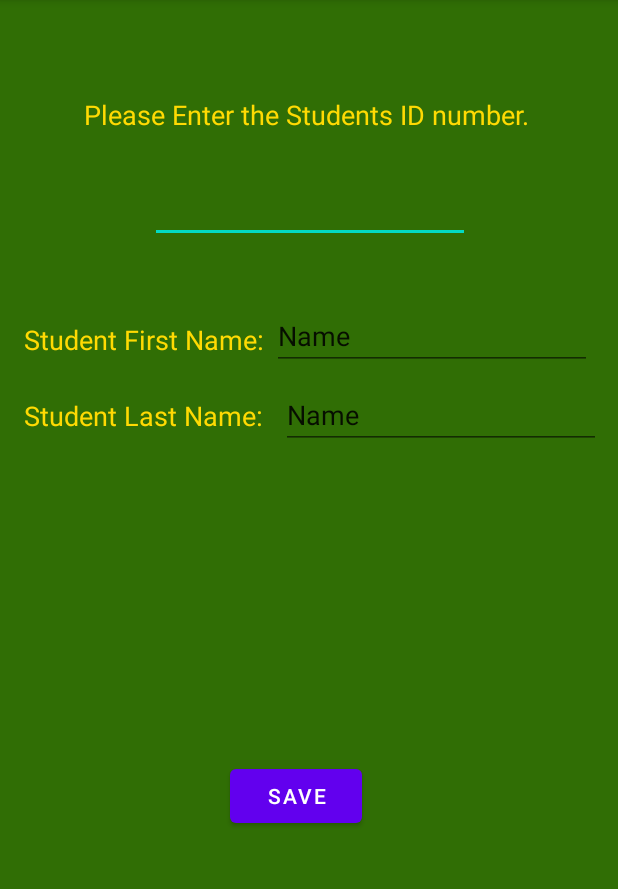
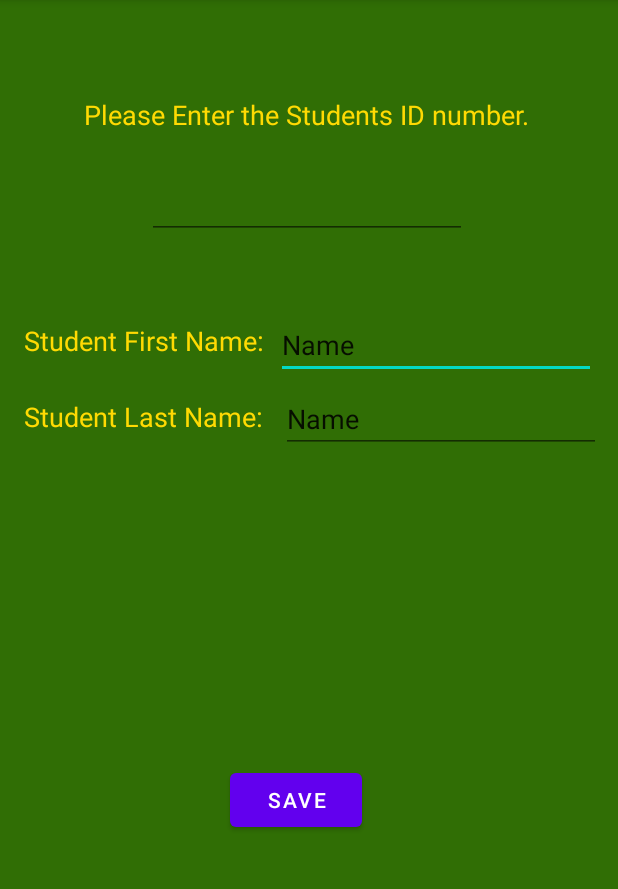
Before and after one commit to Jmaude/EighthGradeStandAlone, an Android app: the AdminInputData screen opened directly, with no data from a screen before it, after a tap on "SAVE", on a phone screen of 412 x 824 dp, the part 84-973 px from its top. Run offline under Robolectric (Android 15) with nearby library versions, the phone set to English and light mode, and no system bars.

```diff
--- a/app/src/main/java/com/example/eighthgradestandalone/AdminInputData.java
+++ b/app/src/main/java/com/example/eighthgradestandalone/AdminInputData.java
@@ -8,7 +8,6 @@ import android.text.TextWatcher;
 import android.view.View;
 import android.widget.Button;
 import android.widget.EditText;
-import android.widget.Toast;
 
 public class AdminInputData extends AppCompatActivity {
 
@@ -25,6 +24,24 @@ public class AdminInputData extends AppCompatActivity {
 
     }
     private void initTextChangeEvents() {
+
+        final EditText etStdNumId = findViewById(R.id.editStdNumId);
+        etStdNumId.addTextChangedListener(new TextWatcher() {
+            @Override
+            public void beforeTextChanged(CharSequence s, int start, int count, int after) {
+
+            }
+
+            @Override
+            public void onTextChanged(CharSequence s, int start, int before, int count) {
+
+            }
+
+            @Override
+            public void afterTextChanged(Editable s) {
+                currentStudent.setStdId(etStdNumId.getText().toString());
+            }
+        });
         final EditText etStdFirstName = findViewById(R.id.editStdFirstName);
         etStdFirstName.addTextChangedListener(new TextWatcher() {
             @Override
@@ -62,9 +79,11 @@ public class AdminInputData extends AppCompatActivity {
         });
 
 
+
     }
 
     private void initSaveButton() {
+
         Button buttonSave = findViewById(R.id.buttonSaveAdminStudent);
         buttonSave.setOnClickListener(new View.OnClickListener() {
             @Override
@@ -73,19 +92,21 @@ public class AdminInputData extends AppCompatActivity {
                 StudentActivityDataSource ds = new StudentActivityDataSource(AdminInputData.this);
                 try {
                     ds.open();
-                    wasSuccessful = ds.insertStudent(currentStudent);
-                    if (wasSuccessful) {
-                        wasSuccessful = true;
-                    } else {
-                        wasSuccessful = ds.updateStudent(currentStudent);
+                    if (currentStudent.getStudentSystemID() == -1) {
+                        wasSuccessful = ds.insertStudent(currentStudent);
+                        if (wasSuccessful) {
+                            int newID = ds.getLastStudentSystemID();
+                            currentStudent.setStudentSystemID(newID);
+                        } else {
+                            wasSuccessful = ds.updateStudent(currentStudent);
+                        }
                     }
                     ds.close();
                 } catch (Exception e) {
                     wasSuccessful = false;
                 }
             }
+
         });
     }
-
-
 }
--- a/app/src/main/java/com/example/eighthgradestandalone/AdminStudentList.java
+++ b/app/src/main/java/com/example/eighthgradestandalone/AdminStudentList.java
@@ -23,9 +23,9 @@ public class AdminStudentList extends AppCompatActivity {
         public void onClick(View view) {
             RecyclerView.ViewHolder viewHolder = (RecyclerView.ViewHolder) view.getTag();
             int position = viewHolder.getAdapterPosition();
-            int studentID = students.get(position).getStudentID();
+            int studentSystemID = students.get(position).getStudentSystemID();
             Intent intent = new Intent(AdminStudentList.this, AdminInputData.class);
-            intent.putExtra("studentID", studentID);
+            intent.putExtra("studentSystemID", studentSystemID);
             startActivity(intent);
         }
     };
--- a/app/src/main/java/com/example/eighthgradestandalone/Student.java
+++ b/app/src/main/java/com/example/eighthgradestandalone/Student.java
@@ -2,22 +2,31 @@ package com.example.eighthgradestandalone;
 
 public class Student {
 
-    private int studentID;
+    private int studentSystemID;
+    private String stdId;
     private String stdFirstName;
     private String stdLastName;
 
     public Student() {
+        studentSystemID = -1;
 
     }
 
-    public int getStudentID() {
-        return studentID;
+    public int getStudentSystemID() {
+        return studentSystemID;
     }
 
-    public void setStudentID(int studentID) {
-        this.studentID = studentID;
+    public void setStudentSystemID(int studentSystemID) {
+        this.studentSystemID = studentSystemID;
     }
 
+    public String getStdId() {
+        return stdId;
+    }
+
+    public void setStdId(String stdId) {
+        this.stdId = stdId;
+    }
 
     public String getStdFirstName() {
         return stdFirstName;
--- a/app/src/main/java/com/example/eighthgradestandalone/StudentActivityDBHelper.java
+++ b/app/src/main/java/com/example/eighthgradestandalone/StudentActivityDBHelper.java
@@ -10,8 +10,7 @@ public class StudentActivityDBHelper extends SQLiteOpenHelper {
 
 
     private static final String CREATE_TABLE_STUDENT_ACTIVITY =
-            "create table student (stdidnum interger primary key,"
-            +"stdfirstname text, stdlastname text);";
+           "create table student (_id integer primary Key AUTOINCREMENT, stdidnum text, stdfirstname text, stdlastname text);";
 
 
     public StudentActivityDBHelper(Context context) {
--- a/app/src/main/java/com/example/eighthgradestandalone/StudentActivityDataSource.java
+++ b/app/src/main/java/com/example/eighthgradestandalone/StudentActivityDataSource.java
@@ -38,9 +38,11 @@ public class StudentActivityDataSource {
             cursor.moveToFirst();
             while (!cursor.isAfterLast()) {
                 newStudent = new Student();
-                newStudent.setStudentID(cursor.getInt(1));
+                newStudent.setStdId(cursor.getString(1));
                 newStudent.setStdFirstName(cursor.getString(2));
                 newStudent.setStdLastName(cursor.getString(3));
+                students.add(newStudent);
+                cursor.moveToNext();
             }
             cursor.close();
         } catch (Exception e) {
@@ -55,7 +57,7 @@ public class StudentActivityDataSource {
             database = dbHelper.getWritableDatabase();
             ContentValues initialValues = new ContentValues();
 
-            initialValues.put("stdidnum", s.getStudentID());
+            initialValues.put("stdidnum", s.getStdId());
             initialValues.put("stdfirstname", s.getStdFirstName());
             initialValues.put("stdlastname", s.getStdLastName());
 
@@ -70,8 +72,9 @@ public class StudentActivityDataSource {
     public boolean updateStudent(Student s) {
         boolean didSucceed = false;
         try {
-            Long rowID = (long) s.getStudentID();
+            Long rowID = (long) s.getStudentSystemID();
             ContentValues updateValues = new ContentValues();
+            updateValues.put("stdidnum", s.getStdId());
             updateValues.put("stdfirstname",s.getStdFirstName());
             updateValues.put("stdlastname", s.getStdLastName());
 
@@ -82,6 +85,20 @@ public class StudentActivityDataSource {
         return didSucceed;
     }
 
+    public int getLastStudentSystemID() {
+        int lastID;
+        try {
+            String query = "Select MAX(_id) from student";
+            Cursor cursor = database.rawQuery(query,null);
+            cursor.moveToFirst();
+            lastID = cursor.getInt(0);
+            cursor.close();
+        } catch (Exception e) {
+            lastID = -1;
+        }
+        return lastID;
+    }
+
 
 
 }
--- a/app/src/main/res/layout/activity_admin_input_data.xml
+++ b/app/src/main/res/layout/activity_admin_input_data.xml
@@ -24,12 +24,12 @@
         android:layout_width="wrap_content"
         android:layout_height="wrap_content"
         android:layout_marginStart="16dp"
-        android:layout_marginTop="52dp"
+        android:layout_marginTop="55dp"
         android:text="@string/stdFirstName"
         android:textColor="@color/sunflower"
         android:textSize="@dimen/text_size_md"
         app:layout_constraintStart_toStartOf="parent"
-        app:layout_constraintTop_toBottomOf="@+id/editTextNumber" />
+        app:layout_constraintTop_toBottomOf="@+id/editStdNumId" />
 
     <TextView
         android:id="@+id/textView5"
@@ -44,35 +44,23 @@
         app:layout_constraintTop_toBottomOf="@+id/textView4" />
 
     <EditText
-        android:id="@+id/editTextNumber"
-        android:layout_width="wrap_content"
-        android:layout_height="wrap_content"
-        android:layout_marginStart="100dp"
-        android:layout_marginTop="28dp"
-        android:ems="10"
-        android:inputType="number"
-        android:textColor="@color/sunflower"
-        app:layout_constraintStart_toStartOf="parent"
-        app:layout_constraintTop_toBottomOf="@+id/textView3" />
-
-    <EditText
         android:id="@+id/editStdFirstName"
         android:layout_width="wrap_content"
         android:layout_height="wrap_content"
-        android:layout_marginStart="5dp"
-        android:layout_marginTop="39dp"
+        android:layout_marginStart="8dp"
+        android:layout_marginTop="48dp"
         android:ems="10"
         android:inputType="textPersonName"
         android:text="Name"
         app:layout_constraintStart_toEndOf="@+id/textView4"
-        app:layout_constraintTop_toBottomOf="@+id/editTextNumber" />
+        app:layout_constraintTop_toBottomOf="@+id/editStdNumId" />
 
     <EditText
         android:id="@+id/editStdLastName"
         android:layout_width="wrap_content"
         android:layout_height="wrap_content"
         android:layout_marginStart="12dp"
-        android:layout_marginTop="7dp"
+        android:layout_marginTop="4dp"
         android:ems="10"
         android:inputType="textPersonName"
         android:text="Name"
@@ -88,4 +76,15 @@
         android:text="@string/savebutton"
         app:layout_constraintStart_toStartOf="parent"
         app:layout_constraintTop_toBottomOf="@+id/editStdLastName" />
+
+    <EditText
+        android:id="@+id/editStdNumId"
+        android:layout_width="wrap_content"
+        android:layout_height="wrap_content"
+        android:layout_marginStart="98dp"
+        android:layout_marginTop="25dp"
+        android:ems="10"
+        android:inputType="number"
+        app:layout_constraintStart_toStartOf="parent"
+        app:layout_constraintTop_toBottomOf="@+id/textView3" />
 </androidx.constraintlayout.widget.ConstraintLayout>
```
Also changed, not shown: app/src/main/AndroidManifest.xml (+7 -0 lines), app/src/main/java/com/example/eighthgradestandalone/StudentAdapter.java (+6 -4 lines), app/src/main/res/layout/activity_admin_student_list.xml (+24 -4 lines), app/src/main/res/drawable/plus.png (added).
